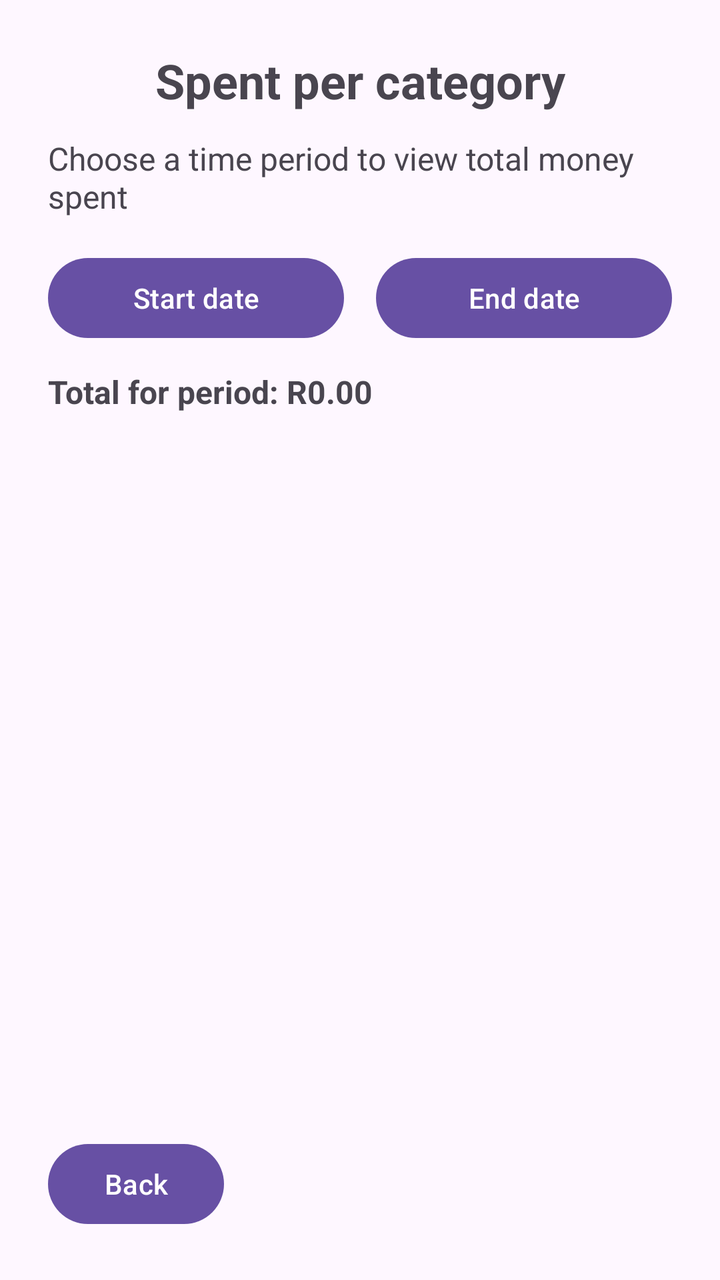
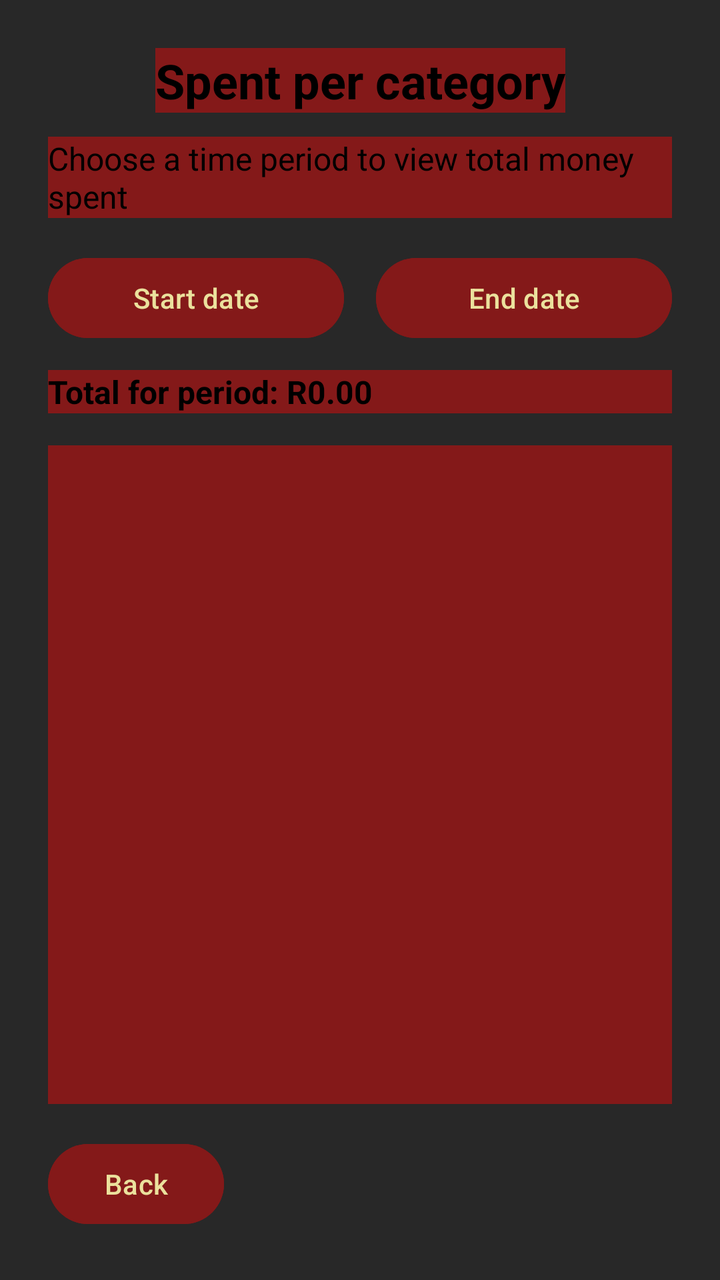

An Android layout rendered at two revisions. The XML below is the earlier revision; the diff shows what the commit changed to produce the second picture.
<!-- AndroidManifest.xml: application theme Theme.OPSC7311Introduction -->
<!-- res/layout/activity_category_totals.xml -->
<?xml version="1.0" encoding="utf-8"?>
<androidx.constraintlayout.widget.ConstraintLayout xmlns:android="http://schemas.android.com/apk/res/android"
    xmlns:app="http://schemas.android.com/apk/res-auto"
    xmlns:tools="http://schemas.android.com/tools"
    android:layout_width="match_parent"
    android:layout_height="match_parent"
    android:padding="24dp"
    tools:context=".CategoryTotals">

    <TextView
        android:id="@+id/tvCategoryTotalsTitle"
        android:layout_width="wrap_content"
        android:layout_height="wrap_content"
        android:text="Spent per category"
        android:textSize="24sp"
        android:textStyle="bold"
        app:layout_constraintEnd_toEndOf="parent"
        app:layout_constraintStart_toStartOf="parent"
        app:layout_constraintTop_toTopOf="parent" />

    <TextView
        android:id="@+id/tvCategoryTotalsHint"
        android:layout_width="0dp"
        android:layout_height="wrap_content"
        android:layout_marginTop="12dp"
        android:text="Choose a time period to view total money spent"
        android:textSize="16sp"
        app:layout_constraintEnd_toEndOf="parent"
        app:layout_constraintStart_toStartOf="parent"
        app:layout_constraintTop_toBottomOf="@id/tvCategoryTotalsTitle" />

    <Button
        android:id="@+id/btnStartDate"
        android:layout_width="0dp"
        android:layout_height="wrap_content"
        android:layout_marginTop="16dp"
        android:layout_marginEnd="8dp"
        android:text="Start date"
        app:layout_constraintEnd_toStartOf="@id/btnEndDate"
        app:layout_constraintStart_toStartOf="parent"
        app:layout_constraintTop_toBottomOf="@id/tvCategoryTotalsHint" />

    <Button
        android:id="@+id/btnEndDate"
        android:layout_width="0dp"
        android:layout_height="wrap_content"
        android:layout_marginStart="8dp"
        android:text="End date"
        app:layout_constraintEnd_toEndOf="parent"
        app:layout_constraintStart_toEndOf="@id/btnStartDate"
        app:layout_constraintTop_toTopOf="@id/btnStartDate" />

    <TextView
        android:id="@+id/tvPeriodTotal"
        android:layout_width="0dp"
        android:layout_height="wrap_content"
        android:layout_marginTop="12dp"
        android:text="Total for period: R0.00"
        android:textSize="16sp"
        android:textStyle="bold"
        app:layout_constraintEnd_toEndOf="parent"
        app:layout_constraintStart_toStartOf="parent"
        app:layout_constraintTop_toBottomOf="@id/btnStartDate" />

    <ListView
        android:id="@+id/lvCategoryTotals"
        android:layout_width="0dp"
        android:layout_height="0dp"
        android:layout_marginTop="16dp"
        android:layout_marginBottom="16dp"
        app:layout_constraintBottom_toTopOf="@id/btnCategoryTotalsBack"
        app:layout_constraintEnd_toEndOf="parent"
        app:layout_constraintStart_toStartOf="parent"
        app:layout_constraintTop_toBottomOf="@id/tvPeriodTotal" />

    <TextView
        android:id="@+id/tvNoCategoryTotals"
        android:layout_width="0dp"
        android:layout_height="wrap_content"
        android:gravity="center"
        android:text="No spending recorded for this period"
        android:textSize="16sp"
        android:visibility="gone"
        app:layout_constraintBottom_toBottomOf="@id/lvCategoryTotals"
        app:layout_constraintEnd_toEndOf="parent"
        app:layout_constraintStart_toStartOf="parent"
        app:layout_constraintTop_toTopOf="@id/lvCategoryTotals" />

    <Button
        android:id="@+id/btnCategoryTotalsBack"
        android:layout_width="wrap_content"
        android:layout_height="wrap_content"
        android:text="Back"
        app:layout_constraintBottom_toBottomOf="parent"
        app:layout_constraintStart_toStartOf="parent" />

</androidx.constraintlayout.widget.ConstraintLayout>
<!-- resources referenced by this layout -->
<resources>
  <style name="Theme.OPSC7311Introduction" parent="Base.Theme.OPSC7311Introduction" />
  <style name="Base.Theme.OPSC7311Introduction" parent="Theme.Material3.DayNight.NoActionBar">
          
          
      </style>
</resources>

<!-- the commit's change to res/layout/activity_category_totals.xml (unified diff, before → after) -->
@@ -4,6 +4,8 @@
     xmlns:tools="http://schemas.android.com/tools"
     android:layout_width="match_parent"
     android:layout_height="match_parent"
+    android:background="#282828"
+    android:backgroundTint="#282828"
     android:padding="24dp"
     tools:context=".CategoryTotals">
 
@@ -11,7 +13,10 @@
         android:id="@+id/tvCategoryTotalsTitle"
         android:layout_width="wrap_content"
         android:layout_height="wrap_content"
+        android:background="#841919"
+        android:backgroundTint="#841919"
         android:text="Spent per category"
+        android:textColor="#000000"
         android:textSize="24sp"
         android:textStyle="bold"
         app:layout_constraintEnd_toEndOf="parent"
@@ -23,7 +28,10 @@
         android:layout_width="0dp"
         android:layout_height="wrap_content"
         android:layout_marginTop="12dp"
+        android:background="#841919"
         android:text="Choose a time period to view total money spent"
+        android:textColor="#000000"
+        android:textColorHint="#EBE19D"
         android:textSize="16sp"
         app:layout_constraintEnd_toEndOf="parent"
         app:layout_constraintStart_toStartOf="parent"
@@ -35,7 +43,9 @@
         android:layout_height="wrap_content"
         android:layout_marginTop="16dp"
         android:layout_marginEnd="8dp"
+        android:backgroundTint="#841919"
         android:text="Start date"
+        android:textColor="#EBE19D"
         app:layout_constraintEnd_toStartOf="@id/btnEndDate"
         app:layout_constraintStart_toStartOf="parent"
         app:layout_constraintTop_toBottomOf="@id/tvCategoryTotalsHint" />
@@ -45,7 +55,9 @@
         android:layout_width="0dp"
         android:layout_height="wrap_content"
         android:layout_marginStart="8dp"
+        android:backgroundTint="#841919"
         android:text="End date"
+        android:textColor="#EBE19D"
         app:layout_constraintEnd_toEndOf="parent"
         app:layout_constraintStart_toEndOf="@id/btnStartDate"
         app:layout_constraintTop_toTopOf="@id/btnStartDate" />
@@ -55,7 +67,9 @@
         android:layout_width="0dp"
         android:layout_height="wrap_content"
         android:layout_marginTop="12dp"
+        android:background="#841919"
         android:text="Total for period: R0.00"
+        android:textColor="#000000"
         android:textSize="16sp"
         android:textStyle="bold"
         app:layout_constraintEnd_toEndOf="parent"
@@ -68,6 +82,8 @@
         android:layout_height="0dp"
         android:layout_marginTop="16dp"
         android:layout_marginBottom="16dp"
+        android:background="#841919"
+        android:backgroundTint="#841919"
         app:layout_constraintBottom_toTopOf="@id/btnCategoryTotalsBack"
         app:layout_constraintEnd_toEndOf="parent"
         app:layout_constraintStart_toStartOf="parent"
@@ -90,7 +106,9 @@
         android:id="@+id/btnCategoryTotalsBack"
         android:layout_width="wrap_content"
         android:layout_height="wrap_content"
+        android:backgroundTint="#841919"
         android:text="Back"
+        android:textColor="#EBE19D"
         app:layout_constraintBottom_toBottomOf="parent"
         app:layout_constraintStart_toStartOf="parent" />
 
